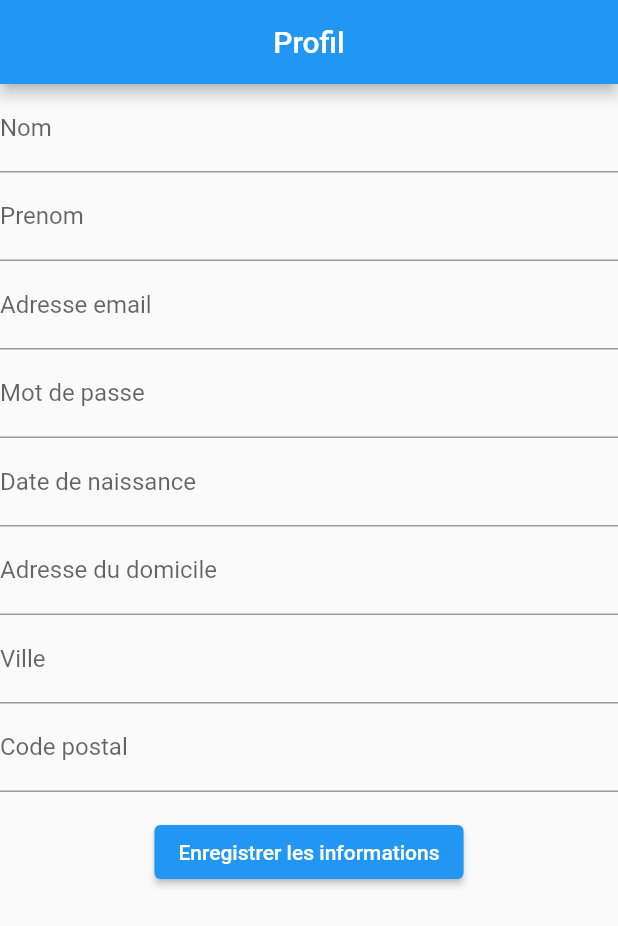
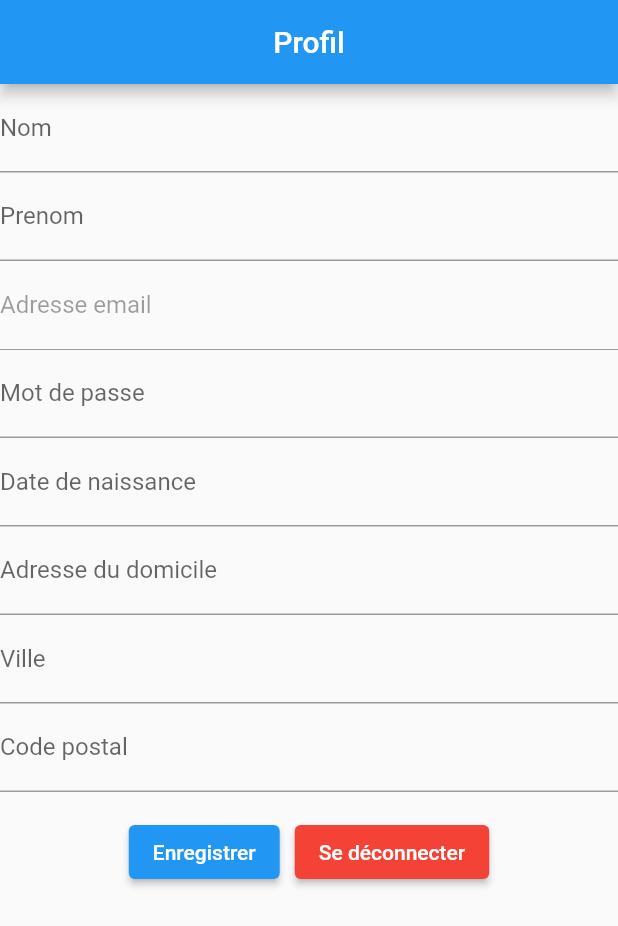
Before and after one commit to MorganeU/Miaged, a Flutter app: the UserProfile screen opened directly, on a phone screen of 412 x 824 dp. Shown: the top 926 px of the screen. Run offline on Flutter 3.47's test engine with Material 2 defaults, Android fonts, the phone set to English and light mode, and no system bars; our stand-ins replace cloud_firestore, firebase_core; missing offline and left inert: dart:ffi; accounts and stored records are empty.

Commit message:
UserProfile fini

```diff
--- a/lib/screens/login.dart
+++ b/lib/screens/login.dart
@@ -9,6 +9,7 @@ class LoginPage extends StatelessWidget {
   Widget build(BuildContext context) {
     return Scaffold(
       appBar: AppBar(
+        automaticallyImplyLeading: false,
         title: const Text('MIAGED'),
         centerTitle: true,
       ),
--- a/lib/screens/user_profile.dart
+++ b/lib/screens/user_profile.dart
@@ -12,13 +12,12 @@ class UserProfile extends StatefulWidget {
 
 class _UserProfileState extends State<UserProfile> {
   // Recuperer les infos utilisateur
-  Future<List<QueryDocumentSnapshot<Map<String, dynamic>>>> getPanier() async {
-    QuerySnapshot<Map<String, dynamic>> res =
-        await FirebaseFirestore.instance.collection('users').get();
-    var users = res.docs;
-    print('Utilisateurs : ');
-    users.forEach((user) => {print(user['name'])});
-    return users;
+  Future<DocumentSnapshot<Map<String, dynamic>>> getUser() async {
+    var user = await FirebaseFirestore.instance
+        .collection('users')
+        .doc('xnO8BxdHn3KeLUaPKeeQ')
+        .get();
+    return user;
   }
 
   final _formKey = GlobalKey<FormState>();
@@ -31,51 +30,143 @@ class _UserProfileState extends State<UserProfile> {
         centerTitle: true,
       ),
       body: SingleChildScrollView(
-          child: Form(
-            key: _formKey,
-            child: Column(
-              children: [
-                const TextField(
-                  decoration: InputDecoration(labelText: "Nom"),
+          child: FutureBuilder(
+        future: getUser(),
+        builder: (context, snapshot) {
+          if (snapshot.hasData) {
+            DocumentSnapshot data = snapshot.data as DocumentSnapshot;
+            UserInfo userinfo = UserInfo(
+                data['lastname'],
+                data['name'],
+                data['email'],
+                data['mdp'],
+                data['birthday'],
+                data['adr'],
+                data['city'],
+                data['postcode']);
+            return Column(children: [
+              TextFormField(
+                decoration: const InputDecoration(labelText: "Nom"),
+                initialValue: userinfo.lastname,
+                onChanged: (value) {
+                  userinfo.lastname = value;
+                },
               ),
-                const TextField(
-                  decoration: InputDecoration(labelText: "Prenom"),
+              TextFormField(
+                decoration: const InputDecoration(labelText: "Prenom"),
+                initialValue: userinfo.name,
+                onChanged: (value) {
+                  userinfo.name = value;
+                },
               ),
-                const TextField(
-                  decoration: InputDecoration(labelText: "Adresse email"),
+              TextFormField(
+                decoration: const InputDecoration(labelText: "Adresse email"),
                 keyboardType: TextInputType.emailAddress,
+                initialValue: userinfo.email,
+                onChanged: (value) {
+                  userinfo.email = value;
+                },
+                enabled: false,
               ),
-                const TextField(
-                  decoration: InputDecoration(labelText: "Mot de passe"),
+              TextFormField(
+                decoration: const InputDecoration(labelText: "Mot de passe"),
                 obscureText: true,
+                initialValue: userinfo.mdp,
+                onChanged: (value) {
+                  userinfo.mdp = value;
+                },
               ),
-                const TextField(
-                  decoration: InputDecoration(labelText: "Date de naissance"),
+              TextFormField(
+                decoration:
+                    const InputDecoration(labelText: "Date de naissance"),
+                initialValue: userinfo.birthday,
+                onChanged: (value) {
+                  userinfo.birthday = value;
+                },
               ),
-                const TextField(
-                  decoration: InputDecoration(labelText: "Adresse du domicile"),
+              TextFormField(
+                decoration:
+                    const InputDecoration(labelText: "Adresse du domicile"),
+                initialValue: userinfo.adr,
+                onChanged: (value) {
+                  userinfo.adr = value;
+                },
               ),
-                const TextField(
-                  decoration: InputDecoration(labelText: "Ville"),
+              TextFormField(
+                decoration: const InputDecoration(labelText: "Ville"),
+                initialValue: userinfo.city,
+                onChanged: (value) {
+                  userinfo.city = value;
+                },
               ),
-                const TextField(
-                  decoration: InputDecoration(labelText: "Code postal"),
+              TextFormField(
+                decoration: const InputDecoration(labelText: "Code postal"),
+                initialValue: userinfo.postcode,
+                onChanged: (value) {
+                  userinfo.postcode = value;
+                },
               ),
               Padding(
                   padding: const EdgeInsets.symmetric(vertical: 16.0),
-                  child: ElevatedButton(
-                    onPressed: () {},
-                    child: const Text('Enregistrer les informations'),
+                  child: Wrap(
+                    runSpacing: 10,
+                    direction: Axis.horizontal,
+                    spacing: 10,
+                    children: [
+                      ElevatedButton(
+                        onPressed: () => saveInfo(userinfo),
+                        child: const Text('Enregistrer'),
                       ),
-                ),
+                      ElevatedButton(
+                          onPressed: logOut,
+                          child: const Text('Se déconnecter'),
+                          style: ElevatedButton.styleFrom(primary: Colors.red)),
                     ],
-            ),
-          ),
-        ));
+                  )),
+            ]);
+          } else {
+            return Center(child: CircularProgressIndicator());
+          }
+        },
+      )),
+    );
+  }
+
+  saveInfo(UserInfo userinfo) async {
+    var user = await FirebaseFirestore.instance
+        .collection('users')
+        .doc('xnO8BxdHn3KeLUaPKeeQ')
+        .update({
+      'lastname': userinfo.lastname,
+      'name': userinfo.name,
+      'birthday': userinfo.birthday,
+      'adr': userinfo.adr,
+      'city': userinfo.city,
+      'postcode': userinfo.postcode
+    });
+
+    ScaffoldMessenger.of(context)
+        .showSnackBar(SnackBar(content: Text('Profil mis à jour')));
+  }
+
+  logOut() {
+    Navigator.pushReplacementNamed(context, '/login');
   }
 }
 
+class UserInfo {
+  String lastname;
+  String name;
+  String email;
+  String mdp;
+  String birthday;
+  String adr;
+  String city;
+  String postcode;
 
+  UserInfo(this.lastname, this.name, this.email, this.mdp, this.birthday,
+      this.adr, this.city, this.postcode);
+}
 
 // class UserProfile extends StatelessWidget {
 //   Widget build(BuildContext context) {
```
Lines whose indentation alone changed are shown as unchanged.
